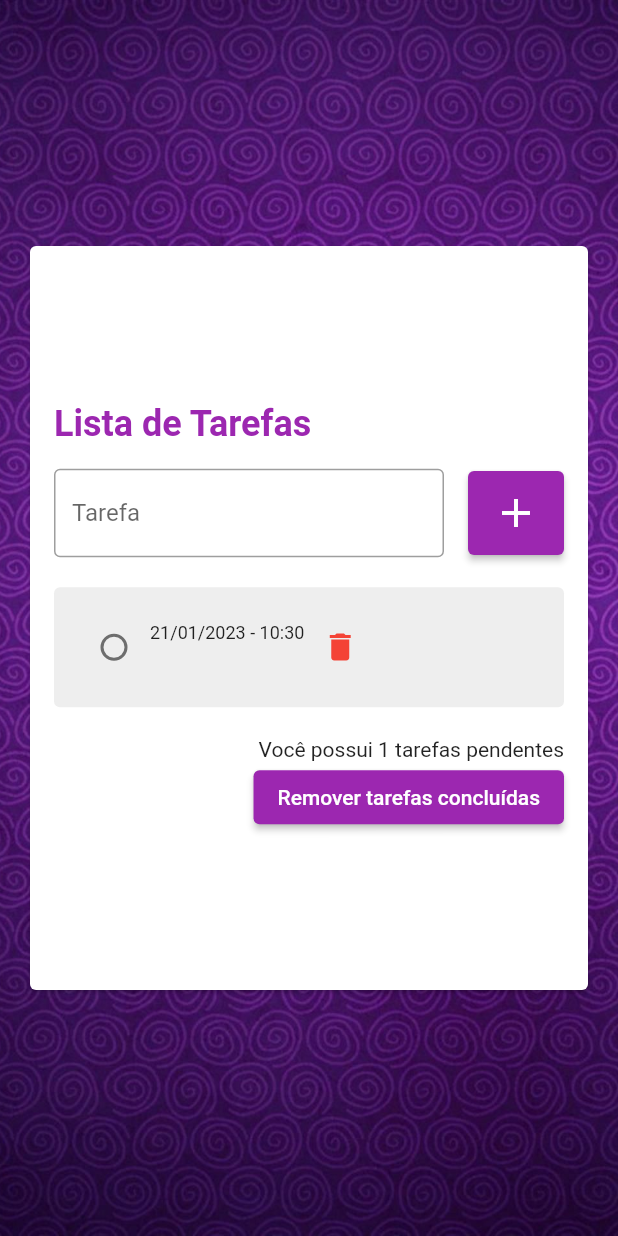
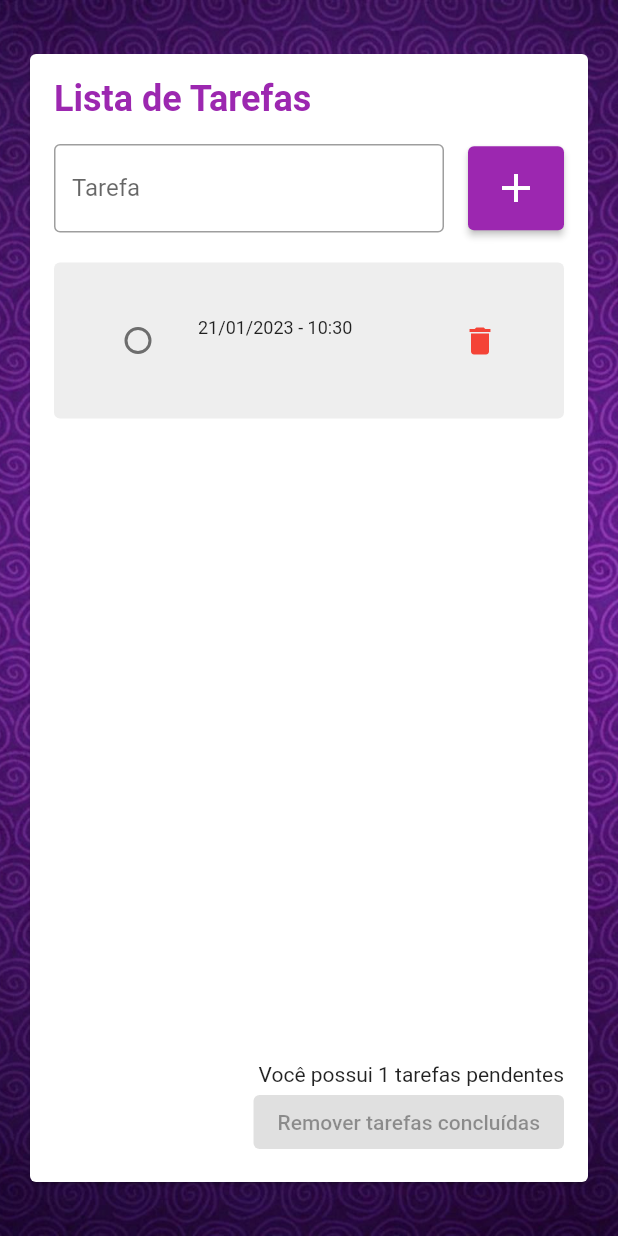
Before and after one commit to BrayanMota/todo_list, a Flutter app: the screen it shows after launch, after a tap on the "add" icon, on a phone screen of 412 x 824 dp. Run offline on Flutter 3.47's test engine with Material 2 defaults, Android fonts, the phone set to English and light mode, and no system bars.

```diff
--- a/lib/pages/todo_list_page.dart
+++ b/lib/pages/todo_list_page.dart
@@ -13,6 +13,8 @@ class TodoListPage extends StatefulWidget {
 class _TodoListPageState extends State<TodoListPage> {
   final TextEditingController _taskController = TextEditingController();
   final List<Task> _tasks = [];
+  Task? deletedTask;
+  int? deletedTaskPos;
 
   @override
   Widget build(BuildContext context) {
@@ -32,13 +34,13 @@ class _TodoListPageState extends State<TodoListPage> {
             ),
             child: Padding(
               padding:
-                  const EdgeInsets.symmetric(horizontal: 16.0, vertical: 160.0),
+                  const EdgeInsets.symmetric(horizontal: 16.0, vertical: 32.0),
               child: Card(
                 color: Colors.white,
                 child: Padding(
                   padding: const EdgeInsets.all(16.0),
                   child: Column(
-                    mainAxisAlignment: MainAxisAlignment.center,
+                    // mainAxisAlignment: MainAxisAlignment.center,
                     crossAxisAlignment: CrossAxisAlignment.end,
                     children: [
                       Align(
@@ -87,8 +89,30 @@ class _TodoListPageState extends State<TodoListPage> {
                       SizedBox(
                         height: 16.0,
                       ),
-                      Flexible(
-                        child: ListView.builder(
+                      Expanded(
+                        child: _tasks.isEmpty
+                            ? Align(
+                                child: Column(
+                                  mainAxisAlignment: MainAxisAlignment.center,
+                                  children: const [
+                                    Image(
+                                      width: 100,
+                                      image: AssetImage(
+                                          'assets/images/listTasksEmpty.png'),
+                                    ),
+                                    SizedBox(
+                                      height: 15,
+                                    ),
+                                    Text(
+                                      'Vamos adicionar novas tarefinhas?',
+                                      style: TextStyle(
+                                        fontSize: 16.0,
+                                      ),
+                                    ),
+                                  ],
+                                ),
+                              )
+                            : ListView.builder(
                                 shrinkWrap: true,
                                 itemBuilder: (BuildContext context, int index) {
                                   return TodoListItem(
@@ -104,10 +128,13 @@ class _TodoListPageState extends State<TodoListPage> {
                         height: 16.0,
                       ),
                       Text(
-                        'Você possui ${_tasks.length} tarefas pendentes',
+                        'Você possui ${_tasks.where((element) => !element.stateTask).length} tarefas pendentes',
                       ),
                       ElevatedButton(
-                        onPressed: _cleanTaskList,
+                        onPressed:
+                            _tasks.where((element) => element.stateTask).isEmpty
+                                ? null
+                                : _showDialogConfirmDeleteTasks,
                         style: ElevatedButton.styleFrom(
                           backgroundColor: Colors.purple,
                         ),
@@ -134,17 +161,38 @@ class _TodoListPageState extends State<TodoListPage> {
     });
   }
 
-  void _cleanTaskList() {
+  void _removeTaskListWhere() {
     setState(() {
       _tasks.removeWhere((element) => element.stateTask);
-      // _tasks.clear();
     });
+    Navigator.pop(context);
+    FocusManager.instance.primaryFocus?.unfocus();
   }
 
   void _deleteTask(Task task) {
+    deletedTask = task;
+    deletedTaskPos = _tasks.indexOf(task);
+
     setState(() {
       _tasks.remove(task);
     });
+
+    ScaffoldMessenger.of(context).clearSnackBars();
+    ScaffoldMessenger.of(context).showSnackBar(
+      SnackBar(
+        backgroundColor: Colors.purple,
+        content: Text('Tarefa removida com sucesso!'),
+        action: SnackBarAction(
+          onPressed: () {
+            setState(() {
+              _tasks.insert(deletedTaskPos!, deletedTask!);
+            });
+          },
+          label: 'Desfazer',
+          textColor: Colors.white,
+        ),
+      ),
+    );
   }
 
   void _changeCheckBoxValue(Task task) {
@@ -152,4 +200,39 @@ class _TodoListPageState extends State<TodoListPage> {
       task.stateTask = !task.stateTask;
     });
   }
+
+  void _showDialogConfirmDeleteTasks() {
+    showDialog(
+        context: context,
+        builder: (context) {
+          return AlertDialog(
+            title: Text('Remover tarefas concluídas?'),
+            content: Text(
+              'Você tem certeza que deseja apagar todas as tarefas?',
+            ),
+            actions: [
+              OutlinedButton(
+                  onPressed: () {
+                    Navigator.pop(context);
+                  },
+                  child: Text('Cancelar')),
+              ElevatedButton(
+                  onPressed: _removeTaskListWhere, child: Text('Confirmar'))
+            ],
+          );
+          // return Card(
+          //   child: Column(
+          //     children: [
+          //       Text(''),
+          //       Row(
+          //         children: [
+          //           OutlinedButton(onPressed: () {}, child: Text('Cancelar')),
+          //           ElevatedButton(onPressed: () {}, child: Text('Confirmar'))
+          //         ],
+          //       ),
+          //     ],
+          //   ),
+          // );
+        });
   }
+}
--- a/lib/widgets/todo_list_item.dart
+++ b/lib/widgets/todo_list_item.dart
@@ -24,7 +24,35 @@ class TodoListItem extends StatelessWidget {
         color: Colors.grey[200],
       ),
       padding: EdgeInsets.all(16.0),
-      child: Row(
+      child: ListTileItem(
+        task: task,
+        deleteTask: deleteTask,
+        changeCheckBoxValue: changeCheckBoxValue,
+      ),
+      // child: CustomList(
+      //   task: task,
+      //   deleteTask: deleteTask,
+      //   changeCheckBoxValue: changeCheckBoxValue,
+      // ),
+    );
+  }
+}
+
+class CustomList extends StatelessWidget {
+  final Task task;
+  final Function(Task) deleteTask;
+  final Function(Task) changeCheckBoxValue;
+
+  const CustomList({
+    required this.task,
+    required this.deleteTask,
+    required this.changeCheckBoxValue,
+    super.key,
+  });
+
+  @override
+  Widget build(BuildContext context) {
+    return Row(
       children: [
         Checkbox(
           value: task.stateTask,
@@ -44,6 +72,8 @@ class TodoListItem extends StatelessWidget {
             ),
             Text(
               task.title,
+              overflow: TextOverflow.clip,
+              maxLines: 3,
               style: TextStyle(
                 fontSize: 16,
                 fontWeight: FontWeight.bold,
@@ -51,17 +81,57 @@ class TodoListItem extends StatelessWidget {
             ),
           ],
         ),
-          Align(
-            alignment: Alignment.bottomRight,
-            child: IconButton(
+        IconButton(
           onPressed: (() => deleteTask(task)),
           icon: Icon(
             Icons.delete,
             color: Colors.red,
           ),
         ),
+      ],
+    );
+  }
+}
+
+class ListTileItem extends StatelessWidget {
+  final Task task;
+  final Function(Task) deleteTask;
+  final Function(Task) changeCheckBoxValue;
+
+  const ListTileItem({
+    required this.task,
+    required this.deleteTask,
+    required this.changeCheckBoxValue,
+    super.key,
+  });
+
+  @override
+  Widget build(BuildContext context) {
+    return ListTile(
+      title: Text(
+        DateFormat('dd/MM/yyyy - HH:mm').format(task.dateTask),
+        style: TextStyle(
+          fontSize: 12,
         ),
-        ],
+      ),
+      subtitle: Text(
+        task.title,
+        style: TextStyle(
+            fontSize: 16, fontWeight: FontWeight.bold, color: Colors.black),
+      ),
+      leading: Checkbox(
+        value: task.stateTask,
+        onChanged: (value) => changeCheckBoxValue(task),
+        shape: RoundedRectangleBorder(
+          borderRadius: BorderRadius.circular(10.0),
+        ),
+      ),
+      trailing: IconButton(
+        onPressed: (() => deleteTask(task)),
+        icon: Icon(
+          Icons.delete,
+          color: Colors.red,
+        ),
       ),
     );
   }
```
Also changed, not shown: pubspec.yaml (+8 -1 lines), assets/images/listTasksEmpty.png (added), assets/logo/logo.png (added), assets/logo/logo_original.png (added), pubspec.lock, 27 other files. Lines whose indentation alone changed are shown as unchanged.
